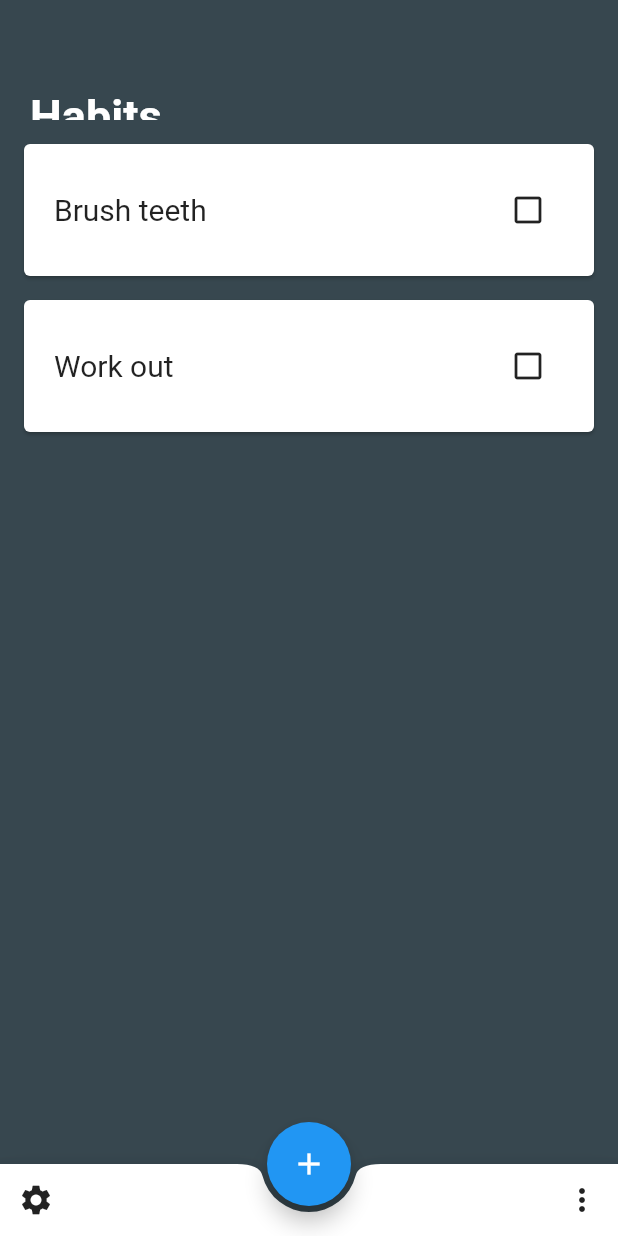
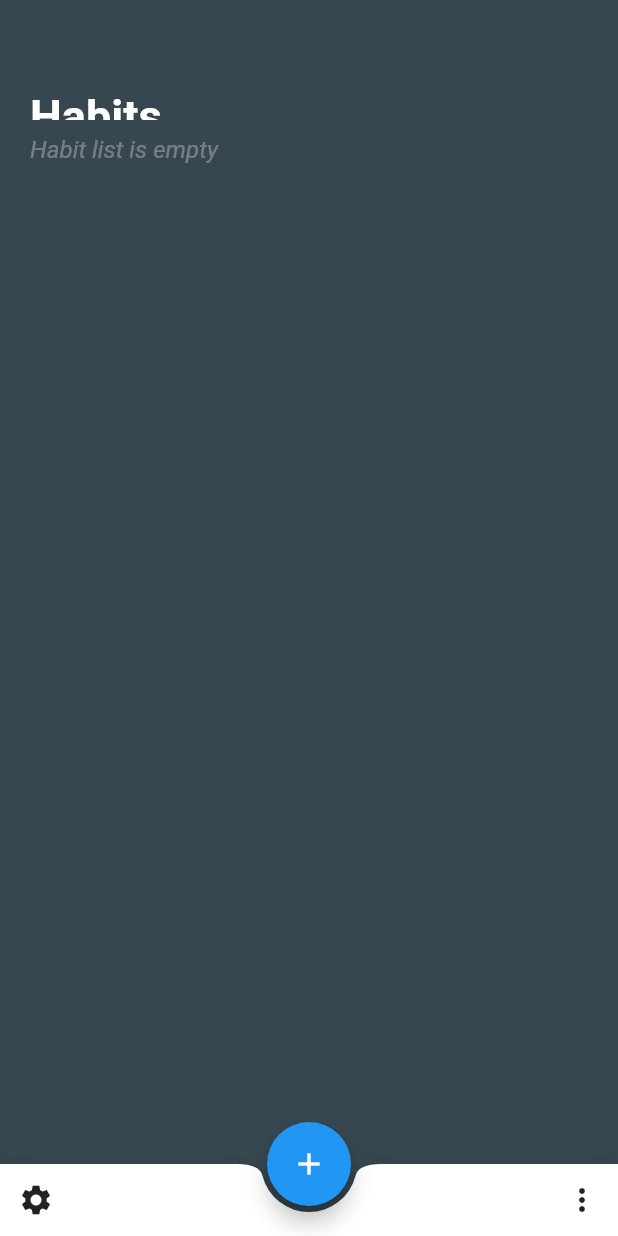
Before and after one commit to keiwanmosaddegh/twoday, a Flutter app: the screen it shows after launch, on a phone screen of 412 x 824 dp. Run offline on Flutter 3.47's test engine with Material 2 defaults, Android fonts, the phone set to English and light mode, and no system bars.

Commit message:
Added message if list is empty

```diff
--- a/lib/habitList.dart
+++ b/lib/habitList.dart
@@ -9,7 +9,7 @@ class HabitList extends StatefulWidget {
 }
 
 class _HabitListState extends State<HabitList> {
-  List<Habit> habitList = [Habit("Brush teeth"), Habit("Work out")];
+  List<Habit> habitList = [];
 
   @override
   Widget build(BuildContext context) {
@@ -40,20 +40,30 @@ class _HabitListState extends State<HabitList> {
               child: Text(
                 "Habits",
                 style: TextStyle(
-                  fontSize: 30,
-                  fontWeight: FontWeight.w600,
-                  color: Colors.white
-                ),
+                    fontSize: 30,
+                    fontWeight: FontWeight.w600,
+                    color: Colors.white),
               )),
         ),
       ),
       body: SingleChildScrollView(
         child: Padding(
           padding: EdgeInsets.only(bottom: 30),
-          child: Column(
-              children: habitList
-                  .map((habit) => HabitCardTemplate(habit: habit))
-                  .toList()),
+          child: habitList.isNotEmpty
+              ? Column(
+                  children: habitList
+                      .map((habit) => HabitCardTemplate(habit: habit))
+                      .toList())
+              : Padding(
+                  padding: EdgeInsets.only(left: 20, top: 10),
+                  child: Text(
+                    "Habit list is empty",
+                    style: TextStyle(
+                        fontSize: 16,
+                        color: Colors.white30,
+                        fontStyle: FontStyle.italic),
+                  ),
+                ),
         ),
       ),
       bottomNavigationBar: BottomAppBar(
```
